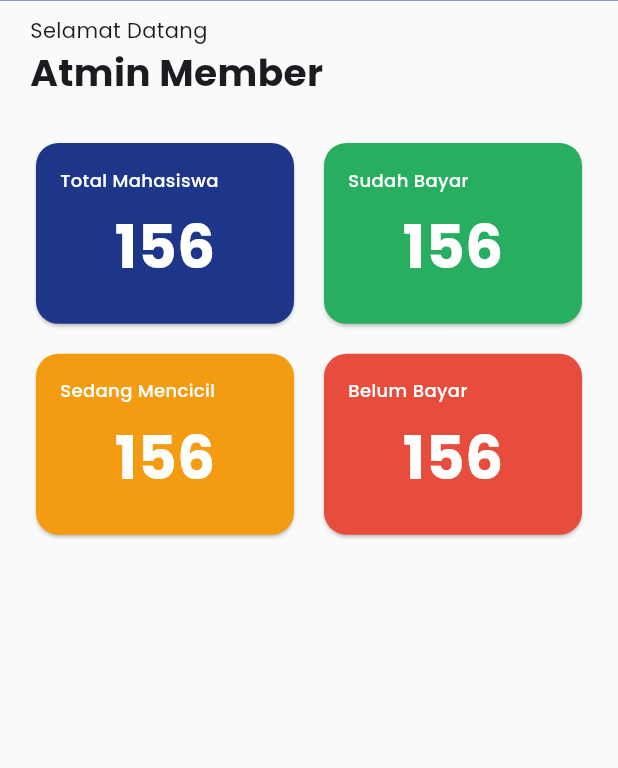
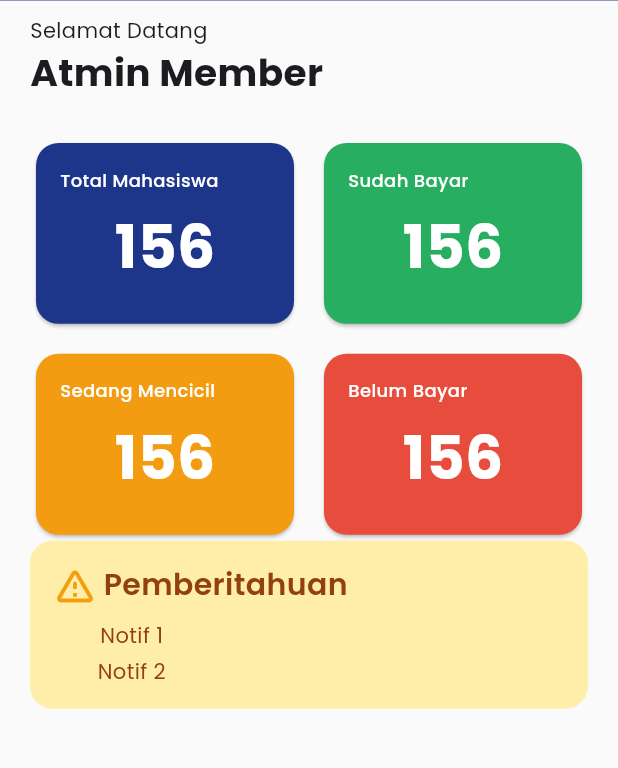
Before and after one commit to mmei203/pbl-simpadu-keuangan, a Flutter app: the HomePage screen opened by its route, on a phone screen of 412 x 824 dp, the part 97-865 px from its top. Run offline on Flutter 3.47's test engine with Material 3 defaults, Android fonts, the phone set to English and light mode, and no system bars; our stand-ins replace flutter_dotenv, google_fonts; network calls fail.

Commit message:
tambah pemberitahuan

```diff
--- a/mobile/lib/screens/home_page.dart
+++ b/mobile/lib/screens/home_page.dart
@@ -96,6 +96,8 @@ class _HomePageState extends State<HomePage> {
                   ),
                 ),
                 Preset.smallSpace,
+
+                // Card Mahasiswa
                 GridView.builder(
                   shrinkWrap: true,
                   physics: NeverScrollableScrollPhysics(),
@@ -116,6 +118,61 @@ class _HomePageState extends State<HomePage> {
                     );
                   },
                 ),
+
+                // Notifikasi
+                Container(
+                  padding: EdgeInsets.all(15),
+                  decoration: BoxDecoration(
+                    color: Color.fromRGBO(255, 238, 170, 100),
+                    borderRadius: BorderRadius.all(Radius.circular(15)),
+                  ),
+                  child: Column(
+                    spacing: 8,
+                    crossAxisAlignment: CrossAxisAlignment.start,
+                    children: [
+                      // Judul
+                      Row(
+                        spacing: 4,
+                        children: [
+                          Icon(
+                            Icons.warning_amber_rounded,
+                            color: Color.fromRGBO(245, 158, 11, 100),
+                            size: 30,
+                          ),
+                          Text(
+                            'Pemberitahuan',
+                            style: GoogleFonts.poppins(
+                              color: Color.fromRGBO(146, 64, 14, 100),
+                              fontSize: 20,
+                              fontWeight: FontWeight.w600
+                            ),
+                          ),
+                        ],
+                      ),
+                      // isi pemberitahuan
+                      Padding(
+                        padding: const EdgeInsets.symmetric(horizontal: 30),
+                        child: Column(
+                          spacing: 4,
+                          children: [
+                            Text(
+                              'Notif 1',
+                              style: GoogleFonts.poppins(
+                                color: Color.fromRGBO(146, 64, 14, 100),
+                              ),
+                            ),
+                            Text(
+                              'Notif 2',
+                              style: GoogleFonts.poppins(
+                                color: Color.fromRGBO(146, 64, 14, 100),
+                              ),
+                            ),
+                          ],
+                        ),
+                      ),
+                    ],
+                  ),
+                ),
               ],
             ),
           ),
```
